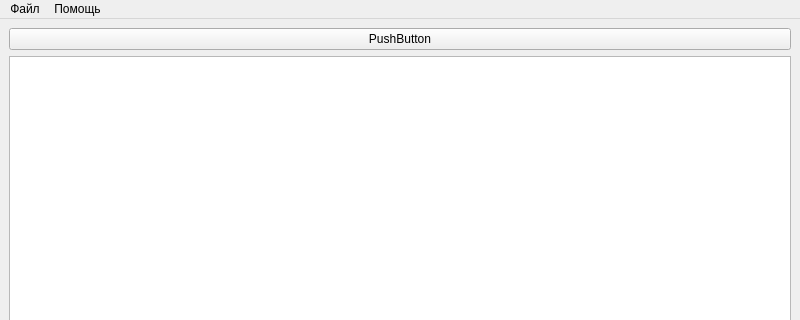
First picture: the form in ui/MainWindow.ui, repository Aniforka/asn1_editor, before the edit; both pictures show x 0 to 800 and y 0 to 320 of the 800 by 600 pixel window.
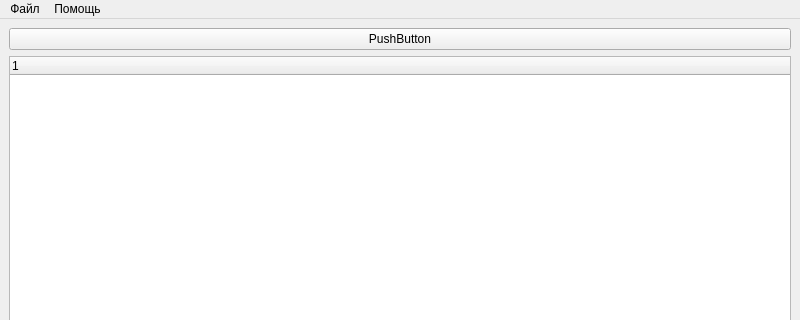
Second picture: the form after the edit.

```diff
--- a/ui/MainWindow.ui
+++ b/ui/MainWindow.ui
@@ -29,7 +29,7 @@
     <item>
      <layout class="QVBoxLayout" name="Layout_Tree">
       <item>
-       <widget class="QTreeView" name="treeView"/>
+       <widget class="QTreeWidget" name="treeWidget"/>
       </item>
      </layout>
     </item>
```
Left out of the diff: 12 changed lines with no effect on the pictures.
